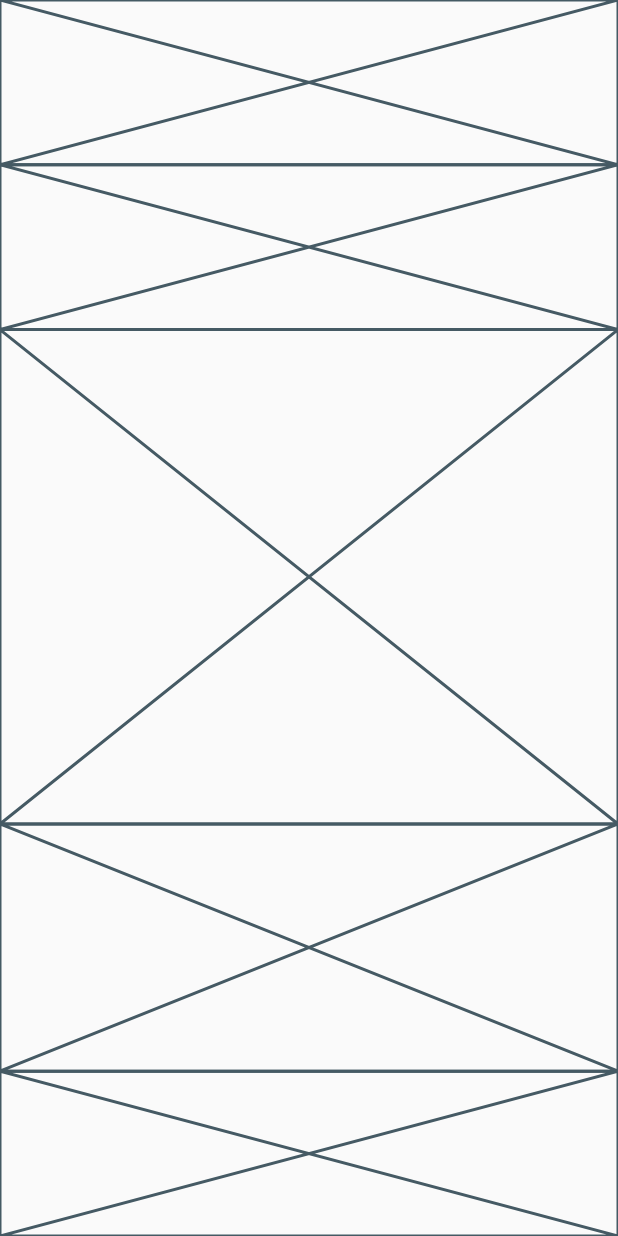
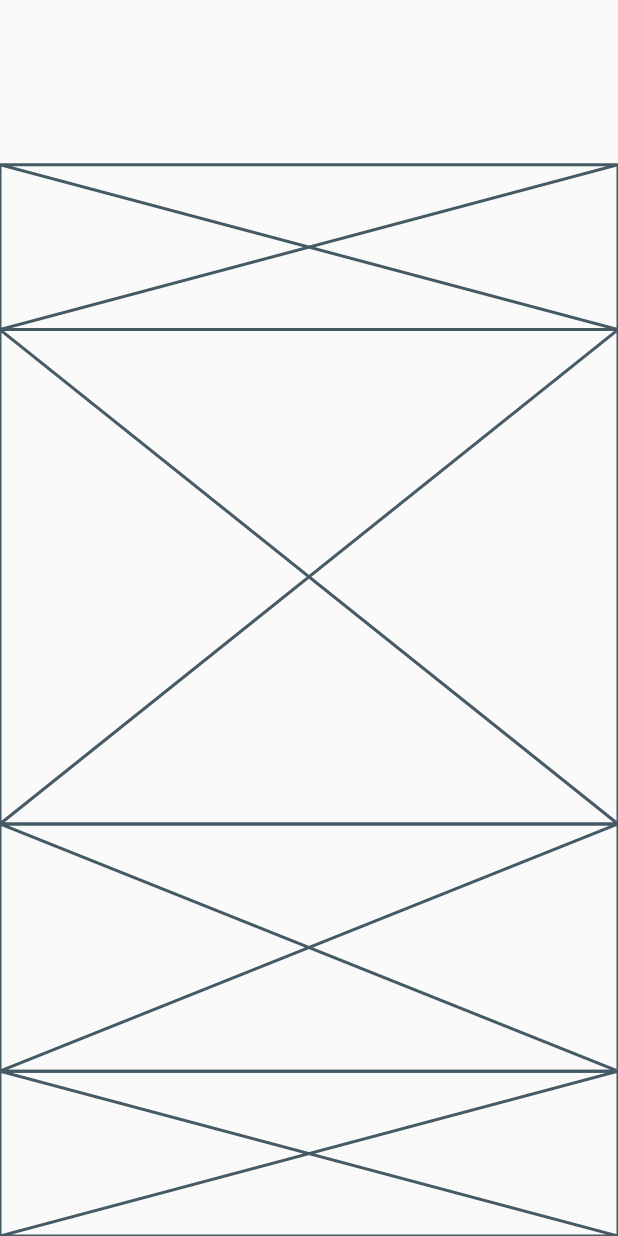
Before and after one commit to JAICHANGPARK/flutter_notebook_11th_story, a Flutter app: the screen it shows after launch, on a phone screen of 412 x 824 dp. Run offline on Flutter 3.47's test engine with Material 2 defaults, Android fonts, the phone set to English and light mode, and no system bars; our stand-ins replace backdrop, badges, flutter_inner_drawer, flutter_slidable, flutter_swiper, google_fonts.

Commit message:
Update experience_home_page.dart

```diff
--- a/lib/ep718_experience_app/experience_home_page.dart
+++ b/lib/ep718_experience_app/experience_home_page.dart
@@ -14,7 +14,11 @@ class _ExperienceHomePageState extends State<ExperienceHomePage> {
           children: [
             Expanded(
                 flex: 2,
-                child: Placeholder()),
+                child: Column(
+                  children: [
+
+                  ],
+                )),
             Expanded(
                 flex: 2,
                 child: Placeholder()),
```
